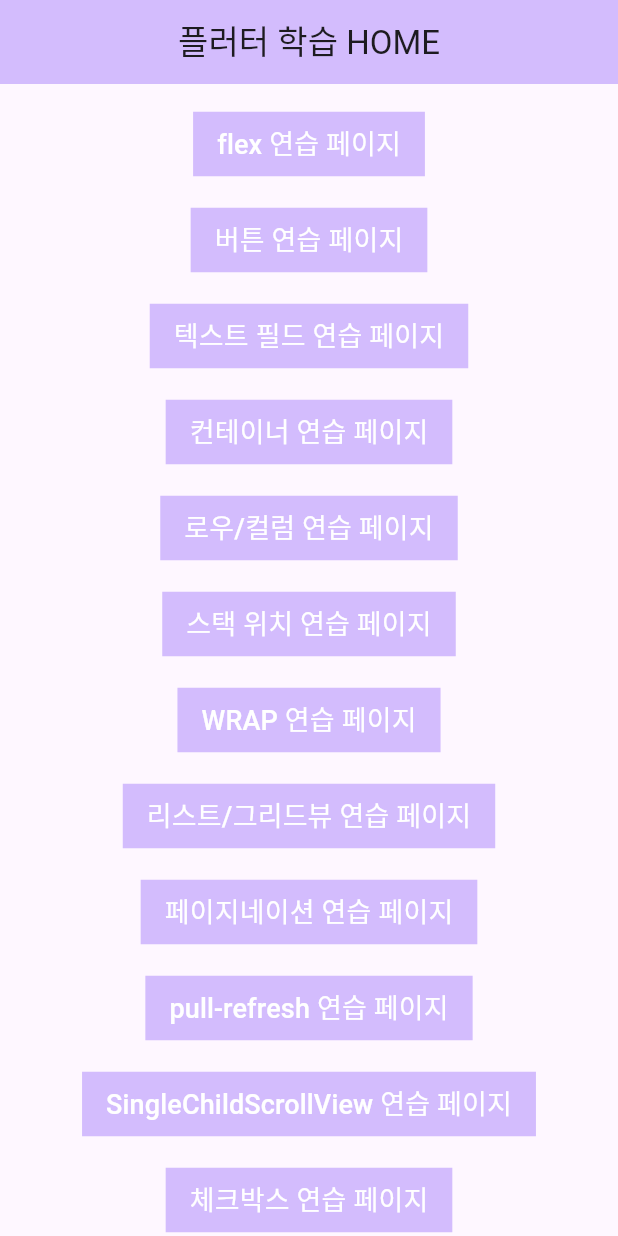
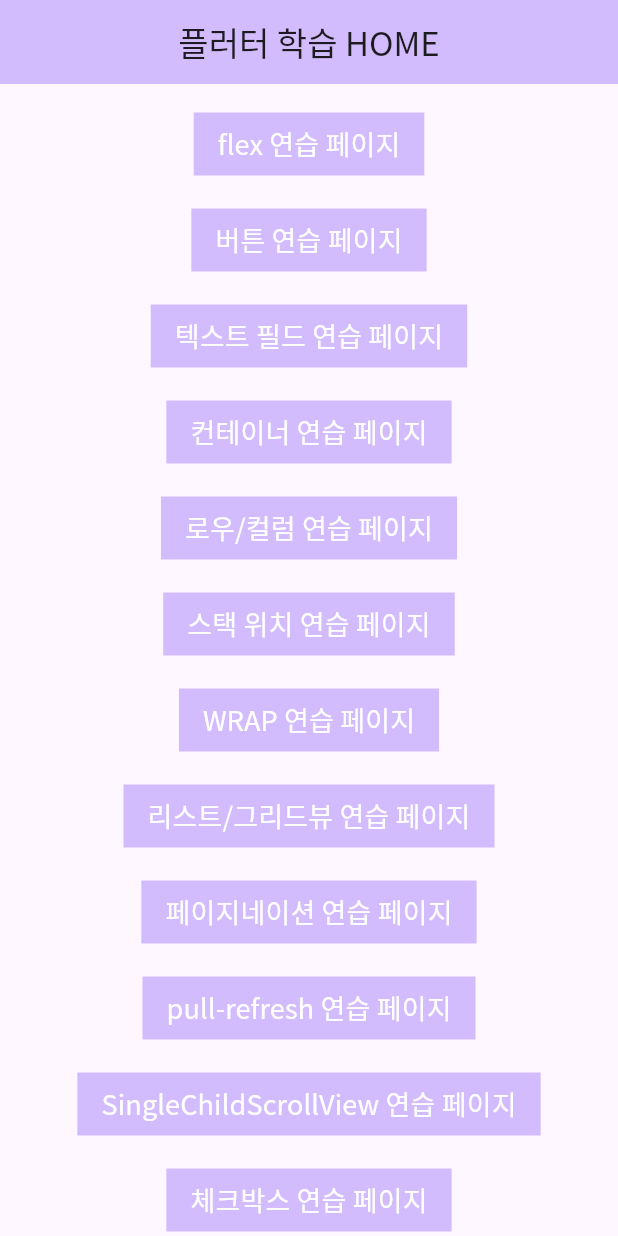
Before and after one commit to junbean/my_edu_app, a Flutter app: the screen it shows after launch, on a phone screen of 412 x 824 dp. Run offline on Flutter 3.47's test engine with Material 3 defaults, Android fonts, the phone set to English and light mode, and no system bars.

Commit message:
폰트 적용

```diff
--- a/lib/main.dart
+++ b/lib/main.dart
@@ -47,7 +47,10 @@ class MyApp extends StatelessWidget {
       title: 'Flutter Demo',
       scrollBehavior: AppScrollBehavior(),
       debugShowCheckedModeBanner: false,
-      theme: ThemeData(colorScheme: .fromSeed(seedColor: Colors.deepPurple)),
+      theme: ThemeData(
+        fontFamily: 'NotoSansKR',
+        colorScheme: .fromSeed(seedColor: Colors.deepPurple)
+      ),
       initialRoute: '/',
       routes: {
         '/': (context) => HomePage(),
```
